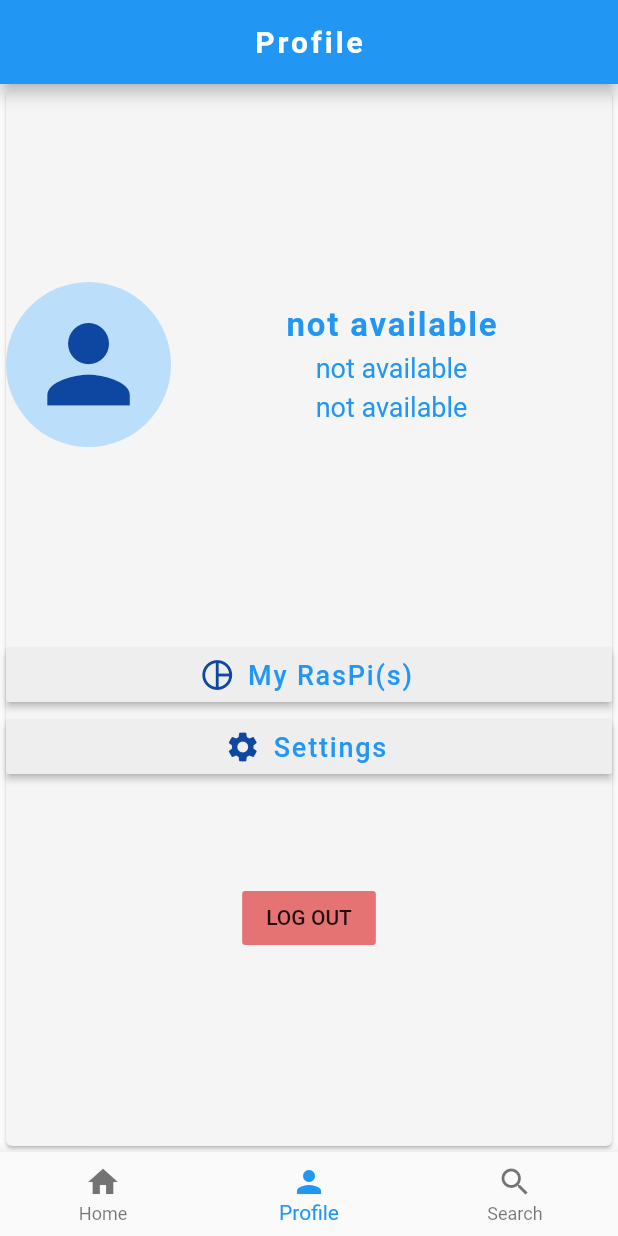
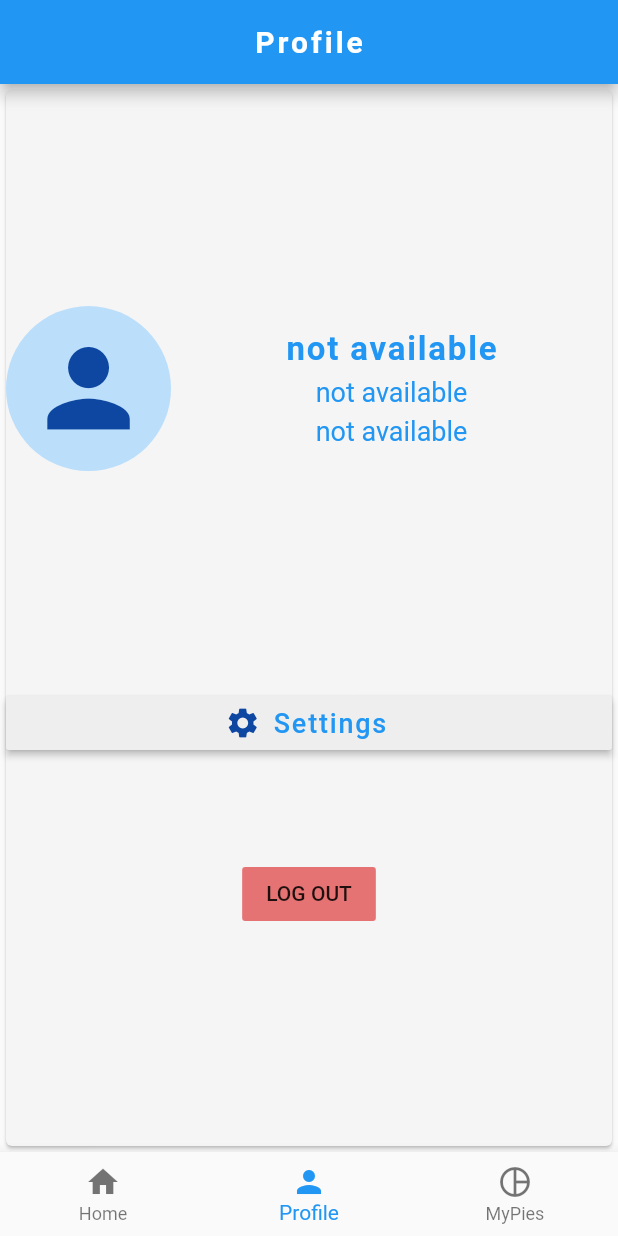
Before and after one commit to YouqinS/ADPProject-NokiaDC, a Flutter app: the screen it shows once a user with an empty profile is signed in, swiped to page 2, on a phone screen of 412 x 824 dp. Run offline on Flutter 3.47's test engine with Material 2 defaults, Android fonts, the phone set to English and light mode, and no system bars; our stand-ins replace cloud_firestore, firebase_auth, firebase_core, flutter_map, flutter_spinkit, geolocator and 1 more; accounts and stored records are empty.

Commit message:
relocate scan and search button
* relocated scan and search button based on user-testing feedback
* moved my_pi to home bottom navigation

```diff
--- a/RasPiFinder/lib/navigation_screen.dart
+++ b/RasPiFinder/lib/navigation_screen.dart
@@ -1,8 +1,9 @@
+import 'package:RasPiFinder/profile/my_pi.dart';
 import 'package:flutter/material.dart';
 import 'package:RasPiFinder/home/home_page.dart';
 import 'package:RasPiFinder/profile/profile.dart';
-import 'package:RasPiFinder/search/search_page.dart';
 import 'package:provider/provider.dart';
+import 'models/rasps.dart';
 import 'models/user.dart';
 
 class NavigationPage extends StatefulWidget {
@@ -27,9 +28,15 @@ class _NavigationPageState extends State<NavigationPage> {
 
   @override
   Widget build(BuildContext context) {
+    final List<Rasp> piCollectionFromDB = Provider.of<List<Rasp>>(context) ?? [];
     final UserData userData = Provider.of<UserData>(context);
 
-    List<Widget> _screens = [HomePage(), Profile(userData: userData,), SearchPage()];
+    List<Rasp> myPies = [];
+    if (userData != null) {
+      myPies = getMyPiList(userData.uid, piCollectionFromDB);
+    }
+
+    List<Widget> _screens = [HomePage(), Profile(userData: userData,), MyRasPi(myPies: myPies,)];
 
 
     return Scaffold(
@@ -50,8 +57,8 @@ class _NavigationPageState extends State<NavigationPage> {
               label: 'Profile',
             ),
             BottomNavigationBarItem(
-              icon: new Icon(Icons.search),
-              label: 'Search',
+              icon: new Icon(Icons.pie_chart_outline_outlined),
+              label: 'MyPies',
             ),
           ],
           currentIndex: _selectedIndex,
@@ -60,4 +67,17 @@ class _NavigationPageState extends State<NavigationPage> {
         ),
     );
   }
+
+//TODO: get 'myPies' by querying db straight?
+  List<Rasp> getMyPiList(String userUid, List<Rasp> piCollectionFromDB) {
+    final List<Rasp> myPies = [];
+    for (int i=0; i<piCollectionFromDB.length; i++) {
+      if ((piCollectionFromDB[i].user != null && piCollectionFromDB[i].user['uid'] ==  userUid) ||
+          (piCollectionFromDB[i].finder != null && piCollectionFromDB[i].finder['uid'] == userUid) ||
+          (piCollectionFromDB[i].owner != null && piCollectionFromDB[i].owner['uid'] == userUid)) {
+        myPies.add(piCollectionFromDB[i]);
+      }
+    }
+    return myPies;
+  }
 }
--- a/RasPiFinder/lib/profile/my_pi.dart
+++ b/RasPiFinder/lib/profile/my_pi.dart
@@ -1,6 +1,5 @@
 import 'package:RasPiFinder/components/app_bar.dart';
 import 'package:RasPiFinder/components/navigate.dart';
-import 'package:RasPiFinder/models/user.dart';
 import 'package:RasPiFinder/pi_data/dataContainer.dart';
 import 'package:RasPiFinder/pi_data/pi_data.dart';
 import 'package:flutter/cupertino.dart';
@@ -9,18 +8,15 @@ import 'package:RasPiFinder/models/rasps.dart';
 
 class MyRasPi extends StatefulWidget {
   final List<Rasp> myPies;
-  final List<UserData> users;
-
-  const MyRasPi({Key key, this.myPies, this.users}) : super(key: key);
+  const MyRasPi({Key key, this.myPies}) : super(key: key);
 
   @override
-  _MyRasPiState createState() => _MyRasPiState(this.myPies, this.users);
+  _MyRasPiState createState() => _MyRasPiState(this.myPies);
 }
 
 class _MyRasPiState extends State<MyRasPi> {
   final List<Rasp> myPies;
-  final List<UserData> users;
-  _MyRasPiState(this.myPies, this.users);
+  _MyRasPiState(this.myPies);
 
   @override
   void initState() {
--- a/RasPiFinder/lib/profile/profile.dart
+++ b/RasPiFinder/lib/profile/profile.dart
@@ -1,13 +1,10 @@
 import 'package:RasPiFinder/components/app_bar.dart';
 import 'package:RasPiFinder/components/navigate.dart';
-import 'package:RasPiFinder/models/rasps.dart';
 import 'package:RasPiFinder/models/user.dart';
 import 'package:RasPiFinder/services/authentication_service.dart';
 import 'package:RasPiFinder/profile/setting.dart';
 import 'package:flutter/cupertino.dart';
 import 'package:flutter/material.dart';
-import 'my_pi.dart';
-import 'package:provider/provider.dart';
 
 class Profile extends StatefulWidget {
   final UserData userData;
@@ -29,10 +26,6 @@ class ProfileState extends State<Profile> with AutomaticKeepAliveClientMixin {
   Widget build(BuildContext context) {
     super.build(context);
     Size size = MediaQuery.of(context).size;
-
-    final List<Rasp> piCollectionFromDB = Provider.of<List<Rasp>>(context) ?? [];
-    List<Rasp> myPies = getMyPiList(userData.uid, piCollectionFromDB);
-
     return Scaffold(
         appBar: PiAppBar(title: 'Profile').build(context),
         body: Card(
@@ -110,26 +103,6 @@ class ProfileState extends State<Profile> with AutomaticKeepAliveClientMixin {
                     child: RaisedButton.icon(
                       color: Colors.grey[200],
                       onPressed: () {
-                        navigateToPage(context, MyRasPi(myPies: myPies));
-                      },
-                      icon: Icon(
-                        Icons.pie_chart_outline_outlined,
-                        color: Colors.blue[900],
-                      ),
-                      label: Text("My RasPi(s)",
-                          style: TextStyle(
-                            color: Colors.blue,
-                            letterSpacing: 1.2,
-                            fontSize: 18,
-                          )
-                      ),
-                    ),
-                  ),
-                  ButtonTheme(
-                    minWidth: size.width,
-                    child: RaisedButton.icon(
-                      color: Colors.grey[200],
-                      onPressed: () {
                         navigateToPage(context, Settings());
                       },
                       icon: Icon(
@@ -162,18 +135,6 @@ class ProfileState extends State<Profile> with AutomaticKeepAliveClientMixin {
         ));
   }
 
-  List<Rasp> getMyPiList(String userUid, List<Rasp> piCollectionFromDB) {
-    final List<Rasp> myPies = [];
-    for (int i=0; i<piCollectionFromDB.length; i++) {
-      if ((piCollectionFromDB[i].user != null && piCollectionFromDB[i].user['uid'] ==  userUid) ||
-          (piCollectionFromDB[i].finder != null && piCollectionFromDB[i].finder['uid'] == userUid) ||
-          (piCollectionFromDB[i].owner != null && piCollectionFromDB[i].owner['uid'] == userUid)) {
-        myPies.add(piCollectionFromDB[i]);
-      }
-    }
-    return myPies;
-  }
-
   @override
   bool get wantKeepAlive => true;
 }
```
Also changed, not shown: RasPiFinder/lib/home/home_page.dart (+14 -4 lines).
